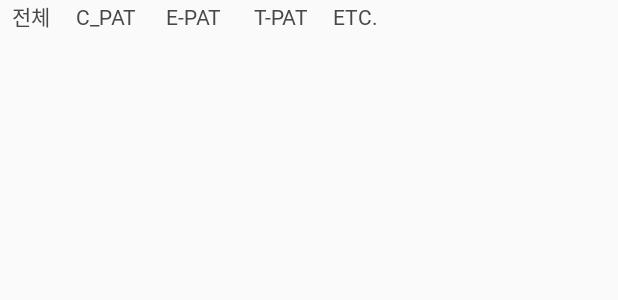
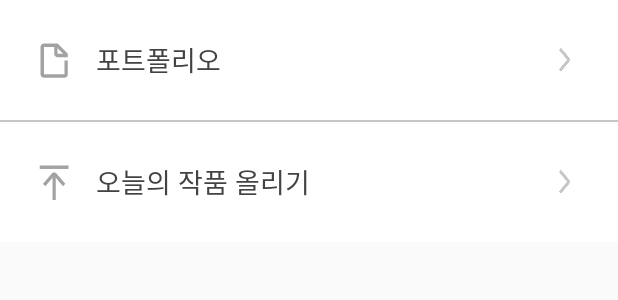
Before and after one commit to dlthgml1997/HiPart_ANDROID, an Android app: the layout fragment_portfolio_bottom_sheet_dialog.xml on its own in the app's theme, with its tools: preview values and no code run, on a phone screen of 412 x 824 dp. Shown: the top 300 px of the screen. Run offline under Robolectric (Android 15) with nearby library versions, the phone set to English and light mode, and no system bars.

Commit message:
make BottomSheet layout

```diff
--- a/app/src/main/java/com/android/hipart_android/ui/main/MainActivity.kt
+++ b/app/src/main/java/com/android/hipart_android/ui/main/MainActivity.kt
@@ -2,6 +2,7 @@ package com.android.hipart_android.ui.main
 
 import android.graphics.Color
 import android.os.Bundle
+import android.support.design.widget.BottomSheetDialog
 import android.support.v4.view.ViewPager
 import android.view.LayoutInflater
 import android.view.View
@@ -100,6 +101,9 @@ class MainActivity : BaseActivity() {
 
                         iv_mypage.setImageResource(R.drawable.main_tb_mypg_off_icon)
                         tv_mypage.textColor = Color.parseColor("#838383")
+
+//                        setBottomSheetDialog()
+
                     }
                     3 -> {
                         iv_home.setImageResource(R.drawable.main_tb_home_on_icon)
@@ -121,4 +125,11 @@ class MainActivity : BaseActivity() {
             }
         })
     }
+
+    private fun setBottomSheetDialog() {
+        val view = layoutInflater.inflate(R.layout.fragment_portfolio_bottom_sheet_dialog,null)
+        val dialog = BottomSheetDialog(this)
+        dialog.setContentView(view)
+        dialog.show()
+    }
 }
--- a/app/src/main/java/com/android/hipart_android/ui/portfolio/PortFolioFragment.kt
+++ b/app/src/main/java/com/android/hipart_android/ui/portfolio/PortFolioFragment.kt
@@ -1,15 +1,32 @@
 package com.android.hipart_android.ui.portfolio
 
 import android.os.Bundle
-import android.support.v4.app.Fragment
+import android.support.design.widget.BottomSheetDialog
+import android.support.design.widget.BottomSheetDialogFragment
 import android.view.LayoutInflater
 import android.view.View
 import android.view.ViewGroup
 import com.android.hipart_android.R
+import kotlinx.android.synthetic.main.fragment_portfolio.*
+import org.jetbrains.anko.support.v4.startActivity
 
-class PortFolioFragment : Fragment() {
+class PortFolioFragment : BottomSheetDialogFragment() {
     override fun onCreateView(inflater: LayoutInflater, container: ViewGroup?, savedInstanceState: Bundle?): View? {
         val view = inflater.inflate(R.layout.fragment_portfolio, container, false)
         return view
     }
+
+    override fun onActivityCreated(savedInstanceState: Bundle?) {
+        super.onActivityCreated(savedInstanceState)
+
+        setonBtnClickListener()
+    }
+
+    private fun setonBtnClickListener() {
+        btn_port_frag_upload_today_port.setOnClickListener {
+            startActivity<TpatUploadActivity>()
+        }
+    }
+
+
 }
--- /dev/null
+++ b/app/src/main/java/com/android/hipart_android/ui/portfolio/TpatUploadActivity.kt
@@ -0,0 +1,13 @@
+package com.android.hipart_android.ui.portfolio
+
+import android.support.v7.app.AppCompatActivity
+import android.os.Bundle
+import com.android.hipart_android.R
+
+class TpatUploadActivity : AppCompatActivity() {
+
+    override fun onCreate(savedInstanceState: Bundle?) {
+        super.onCreate(savedInstanceState)
+        setContentView(R.layout.activity_upload_tpat)
+    }
+}
--- /dev/null
+++ b/app/src/main/res/layout/activity_upload_tpat.xml
@@ -0,0 +1,11 @@
+<?xml version="1.0" encoding="utf-8"?>
+<LinearLayout
+        xmlns:android="http://schemas.android.com/apk/res/android"
+        xmlns:tools="http://schemas.android.com/tools"
+        xmlns:app="http://schemas.android.com/apk/res-auto"
+        android:orientation="vertical"
+        android:layout_width="match_parent"
+        android:layout_height="match_parent"
+        tools:context=".ui.portfolio.TpatUploadActivity">
+
+</LinearLayout>
--- a/app/src/main/res/layout/fragment_hipat.xml
+++ b/app/src/main/res/layout/fragment_hipat.xml
@@ -31,7 +31,7 @@
         <View
                 android:layout_width="match_parent"
                 android:layout_height="0.4dp"
-                android:background="#808080"
+                android:background="#c7c7c7"
                 android:layout_marginHorizontal="24dp" />
         <android.support.v4.view.ViewPager
                 android:id="@+id/vp_hipat_frag_nav"
--- a/app/src/main/res/layout/navigation_category_hipat_port.xml
+++ b/app/src/main/res/layout/fragment_portfolio_bottom_sheet_dialog.xml
@@ -1,85 +1,71 @@
 <?xml version="1.0" encoding="utf-8"?>
 <LinearLayout xmlns:android="http://schemas.android.com/apk/res/android"
-              android:orientation="horizontal"
-              android:layout_width="wrap_content"
-              android:layout_height="24dp">
-    <RelativeLayout
-            android:id="@+id/rl_hipat_nav_all"
-            android:layout_width="42dp"
-            android:layout_height="wrap_content"
-            android:gravity="center">
+              xmlns:app="http://schemas.android.com/apk/res-auto"
+              android:id="@+id/port_frag_bottom_sheet"
+              android:background="#fff"
+              android:orientation="vertical"
+              android:layout_width="match_parent"
+              android:layout_height="wrap_content"
+              app:behavior_hideable="true"
+              app:behavior_peekHeight="160dp"
+              app:layout_behavior="@string/bottom_sheet_behavior"
+              android:layout_marginBottom="56dp" >
+    <LinearLayout
+            android:orientation="horizontal"
+            android:layout_width="match_parent" android:layout_height="80dp">
+        <ImageView
+                android:src="@drawable/pofol_pofol_icon"
+                android:layout_gravity="center_vertical"
+                android:layout_marginLeft="24dp"
+                android:layout_width="wrap_content"
+                android:layout_height="wrap_content"/>
         <TextView
-                android:text="전체"
-                android:id="@+id/txt_hipat_nav_all"
-                android:textSize="14sp"
-                android:textColor="#484848"
+                android:text="포트폴리오"
+                android:textSize="18sp"
+                android:textColor="#434343"
                 android:fontFamily="@font/nanum_square_bold"
-                android:layout_width="match_parent"
-                android:layout_height="wrap_content"
-                android:gravity="center"/>
-    </RelativeLayout>
-    <RelativeLayout
-            android:id="@+id/rl_hipat_nav_cpat"
-            android:layout_width="58dp"
-            android:layout_height="wrap_content"
-            android:gravity="center"
-    >
+                android:layout_marginLeft="16dp"
+                android:layout_gravity="center_vertical"
+                android:layout_weight="1"
+                android:layout_width="wrap_content"
+                android:layout_height="wrap_content"/>
+
+        <ImageView
+                android:src="@drawable/alarm_more_icon"
+                android:layout_gravity="right|center_vertical"
+                android:layout_marginRight="24dp"
+                android:layout_width="wrap_content"
+                android:layout_height="wrap_content"/>
+    </LinearLayout>
+    <View
+            android:layout_width="match_parent"
+            android:layout_height="1dp"
+            android:background="#c7c7c7"/>
+    <LinearLayout
+            android:orientation="horizontal"
+            android:layout_width="match_parent" android:layout_height="80dp">
+        <ImageView
+                android:src="@drawable/pofol_upload_icon"
+                android:layout_gravity="center_vertical"
+                android:layout_marginLeft="24dp"
+                android:layout_width="wrap_content"
+                android:layout_height="wrap_content"/>
         <TextView
-                android:text="C_PAT"
-                android:id="@+id/txt_hipat_nav_cpat"
-                android:textSize="14sp"
-                android:textColor="#484848"
+                android:text="오늘의 작품 올리기"
+                android:textSize="18sp"
+                android:textColor="#434343"
                 android:fontFamily="@font/nanum_square_bold"
-                android:layout_width="match_parent"
-                android:layout_height="wrap_content"
-                android:gravity="center"/>
-    </RelativeLayout>
-    <RelativeLayout
-            android:id="@+id/rl_hipat_nav_epat"
-            android:layout_width="58dp"
-            android:layout_height="wrap_content"
-            android:gravity="center"
-    >
-        <TextView
-                android:text="E-PAT"
-                android:id="@+id/txt_hipat_nav_epat"
-                android:textSize="14sp"
-                android:textColor="#484848"
-                android:fontFamily="@font/nanum_square_bold"
-                android:layout_width="match_parent"
-                android:layout_height="wrap_content"
-                android:gravity="center"/>
-    </RelativeLayout>
-    <RelativeLayout
-            android:id="@+id/rl_hipat_nav_tpat"
-            android:layout_width="58dp"
-            android:layout_height="wrap_content"
-            android:gravity="center"
-    >
-        <TextView
-                android:text="T-PAT"
-                android:id="@+id/txt_hipat_nav_tpat"
-                android:textSize="14sp"
-                android:textColor="#484848"
-                android:fontFamily="@font/nanum_square_bold"
-                android:layout_width="58dp"
-                android:layout_height="wrap_content"
-                android:gravity="center"/>
-    </RelativeLayout>
-    <RelativeLayout
-            android:id="@+id/rl_hipat_nav_etc"
-            android:layout_width="42dp"
-            android:layout_height="wrap_content"
-            android:gravity="center"
-    >
-        <TextView
-                android:text="ETC."
-                android:id="@+id/txt_hipat_nav_etc"
-                android:textSize="14sp"
-                android:textColor="#484848"
-                android:fontFamily="@font/nanum_square_bold"
-                android:layout_width="match_parent"
-                android:layout_height="wrap_content"
-                android:gravity="center"/>
-    </RelativeLayout>
+                android:layout_marginLeft="16dp"
+                android:layout_gravity="center_vertical"
+                android:layout_weight="1"
+                android:layout_width="wrap_content"
+                android:layout_height="wrap_content"/>
+
+        <ImageView
+                android:src="@drawable/alarm_more_icon"
+                android:layout_gravity="right|center_vertical"
+                android:layout_marginRight="24dp"
+                android:layout_width="wrap_content"
+                android:layout_height="wrap_content"/>
+    </LinearLayout>
 </LinearLayout>
```
Also changed, not shown: app/src/main/res/drawable-hdpi/pofol_pofol_icon.png (added), app/src/main/res/drawable-hdpi/pofol_upload_icon.png (added), app/src/main/res/drawable-mdpi/pofol_pofol_icon.png (added), app/src/main/res/drawable-mdpi/pofol_upload_icon.png (added), app/src/main/res/drawable-xhdpi/pofol_pofol_icon.png (added), app/src/main/res/drawable-xhdpi/pofol_upload_icon.png (added), app/src/main/res/drawable-xxhdpi/pofol_pofol_icon.png (added), app/src/main/res/drawable-xxhdpi/pofol_upload_icon.png (added), app/src/main/res/drawable-xxxhdpi/pofol_pofol_icon.png (added), app/src/main/res/drawable-xxxhdpi/pofol_upload_icon.png (added).
